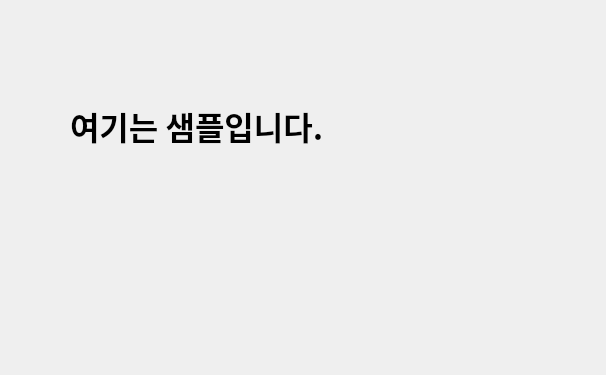
First picture: the form in DemoForm.ui, repository papasmf1/python250318, before the edit.
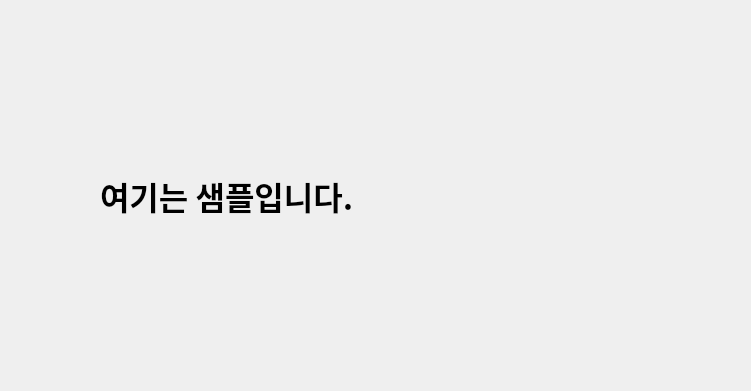
Second picture: the form after the edit.

Commit message: GUI 연습2

Patch:
```diff
--- a/DemoForm.ui
+++ b/DemoForm.ui
@@ -6,8 +6,8 @@
    <rect>
     <x>0</x>
     <y>0</y>
-    <width>606</width>
-    <height>375</height>
+    <width>751</width>
+    <height>391</height>
    </rect>
   </property>
   <property name="windowTitle">
@@ -16,10 +16,10 @@
   <widget class="QLabel" name="label">
    <property name="geometry">
     <rect>
-     <x>70</x>
-     <y>80</y>
-     <width>451</width>
-     <height>91</height>
+     <x>100</x>
+     <y>70</y>
+     <width>631</width>
+     <height>251</height>
     </rect>
    </property>
    <property name="font">
```
The commit also changes 3 other files.
